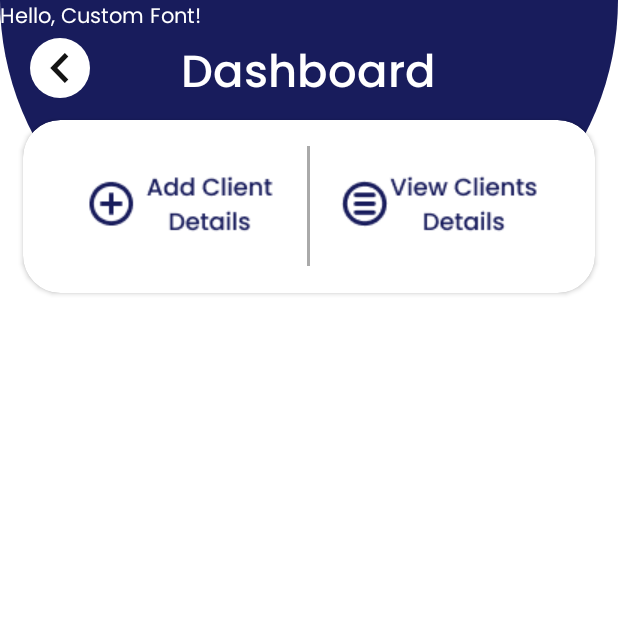
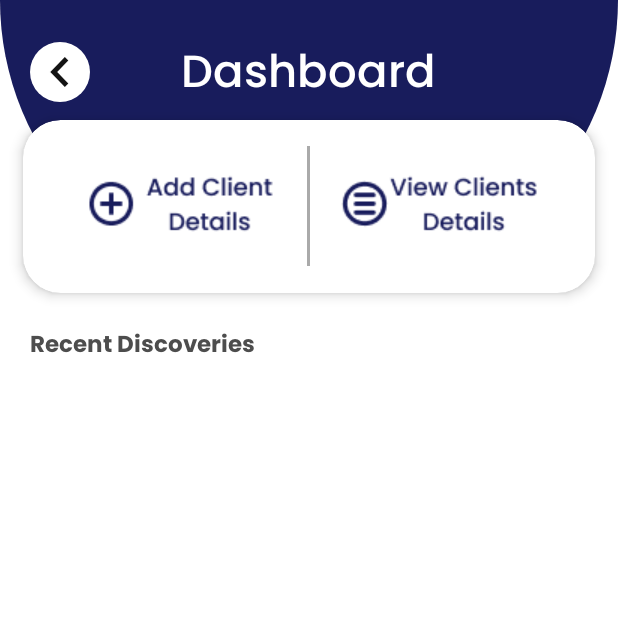
Before and after one commit to bhoraniaarshadali/Hi-Tech-Controls, an Android app: the MainActivity screen opened directly, with no data from a screen before it, on a phone screen of 412 x 824 dp, the top half of it. Run offline under Robolectric (Android 15) with nearby library versions, the phone set to English and light mode, and no system bars.

Commit message:
Recent Discoverers (tittle)

```diff
--- a/app/src/main/res/layout/activity_main.xml
+++ b/app/src/main/res/layout/activity_main.xml
@@ -8,23 +8,23 @@
 
     <!-- SHAPE CURVE -->
     <!-- HEADING -->
+
+    <!-- Dashboard text -->
     <View
         android:id="@+id/dash_vi"
         android:layout_width="match_parent"
         android:layout_height="193dp"
-        android:layout_centerHorizontal="true"
         android:background="@drawable/flip_top"
         tools:ignore="MissingConstraints"
         tools:layout_editor_absoluteX="-20dp"
         tools:layout_editor_absoluteY="0dp" />
 
-    <!-- Dashboard text -->
     <ImageView
         android:id="@+id/backButton"
         android:layout_width="40dp"
         android:layout_height="40dp"
         android:layout_marginStart="20dp"
-        android:layout_marginTop="25dp"
+        android:layout_marginTop="28dp"
         android:layout_marginBottom="25dp"
         android:background="@drawable/round"
         android:importantForAccessibility="no"
@@ -56,6 +56,7 @@
         android:layout_marginTop="80dp"
         android:layout_marginEnd="15dp"
         android:backgroundTint="@color/white"
+        app:cardElevation="5dp"
         app:cardCornerRadius="25dp">
 
         <LinearLayout
@@ -110,15 +111,22 @@
 
     </androidx.cardview.widget.CardView>
 
-    <TextView
-        android:id="@+id/customTextView"
+    <LinearLayout
         android:layout_width="match_parent"
         android:layout_height="wrap_content"
-        android:fontFamily="@font/poppins_regular"
-        android:text="Hello, Custom Font!"
-        android:textColor="@color/white"
-        tools:ignore="HardcodedText" />
+        android:layout_below="@id/cv_1"
+        android:layout_marginTop="22sp"
+        android:orientation="vertical">
 
-    <!-- Other views -->
+        <TextView
+            android:layout_width="wrap_content"
+            android:layout_height="wrap_content"
+            android:layout_marginStart="20sp"
+            android:fontFamily="@font/poppins_bold"
+            android:text="@string/recent_discoveries"
+            android:textColor="#4D4D4D"
+            android:textSize="15sp" />
+
+    </LinearLayout>
 
 </RelativeLayout>
--- a/app/src/main/res/values/strings.xml
+++ b/app/src/main/res/values/strings.xml
@@ -16,4 +16,5 @@
     <string name="username">username</string>
     <string name="your_service_in_your_hand">Your Service in Your Hand</string>
     <string name="view_client_details">View Client Details</string>
+    <string name="recent_discoveries">Recent Discoveries</string>
 </resources>
```
